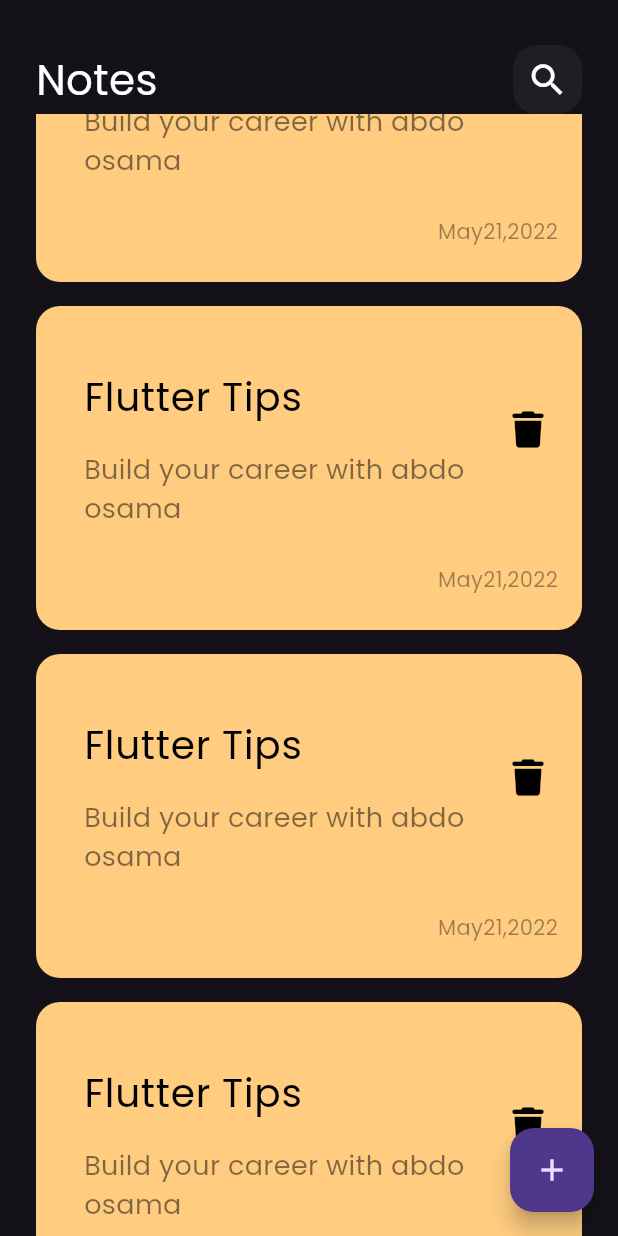
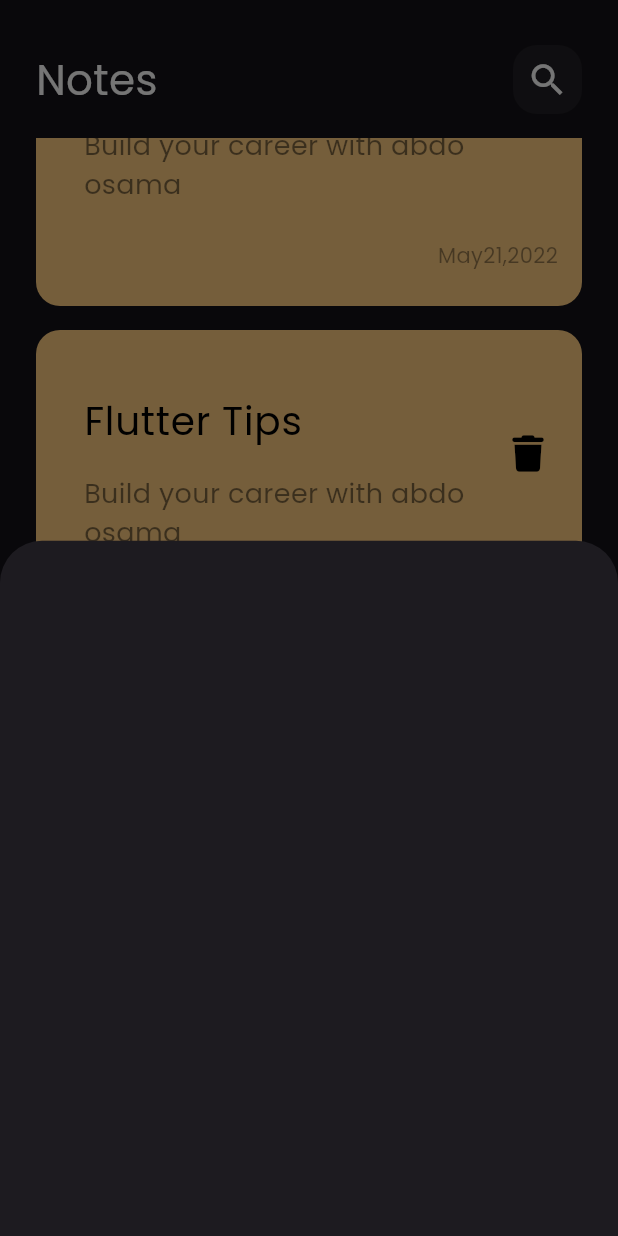
Before and after one commit to abdo74174/notes_app, a Flutter app: the screen it shows after launch, scrolled down 576 dp, after a tap on the "add" icon, on a phone screen of 412 x 824 dp. Run offline on Flutter 3.47's test engine with Material 3 defaults, Android fonts, the phone set to English and light mode, and no system bars; our stand-ins replace font_awesome_flutter.

Commit message:
add note bottom sheet

```diff
--- a/lib/views/notes_view.dart
+++ b/lib/views/notes_view.dart
@@ -1,4 +1,5 @@
 import 'package:flutter/material.dart';
+import 'package:notesapp/widgets/add_note_bottom_sheet.dart';
 import 'package:notesapp/widgets/notes_view_body.dart';
 
 class NotesView extends StatelessWidget {
@@ -8,7 +9,13 @@ class NotesView extends StatelessWidget {
   Widget build(BuildContext context) {
     return Scaffold(
       floatingActionButton: FloatingActionButton(
-        onPressed: () {},
+        onPressed: () {
+          showModalBottomSheet(
+              context: context,
+              builder: (context) {
+                return AddNoteBottomSheet();
+              });
+        },
         child: Icon(
           Icons.add,
         ),
--- /dev/null
+++ b/lib/widgets/add_note_bottom_sheet.dart
@@ -0,0 +1,10 @@
+import 'package:flutter/material.dart';
+
+class AddNoteBottomSheet extends StatelessWidget {
+  const AddNoteBottomSheet({super.key});
+
+  @override
+  Widget build(BuildContext context) {
+    return Container();
+  }
+}
--- a/lib/widgets/notes_list_view.dart
+++ b/lib/widgets/notes_list_view.dart
@@ -6,11 +6,16 @@ class NotesListView extends StatelessWidget {
 
   @override
   Widget build(BuildContext context) {
-    return ListView.builder(itemBuilder: (context, index) {
-      return Padding(
-        padding: EdgeInsets.symmetric(vertical: 8),
-        child: NoteItem(),
-      );
-    });
+    return Padding(
+      padding: const EdgeInsets.symmetric(vertical: 16),
+      child: ListView.builder(
+          padding: EdgeInsets.zero,
+          itemBuilder: (context, index) {
+            return Padding(
+              padding: EdgeInsets.symmetric(vertical: 8),
+              child: NoteItem(),
+            );
+          }),
+    );
   }
 }
```
